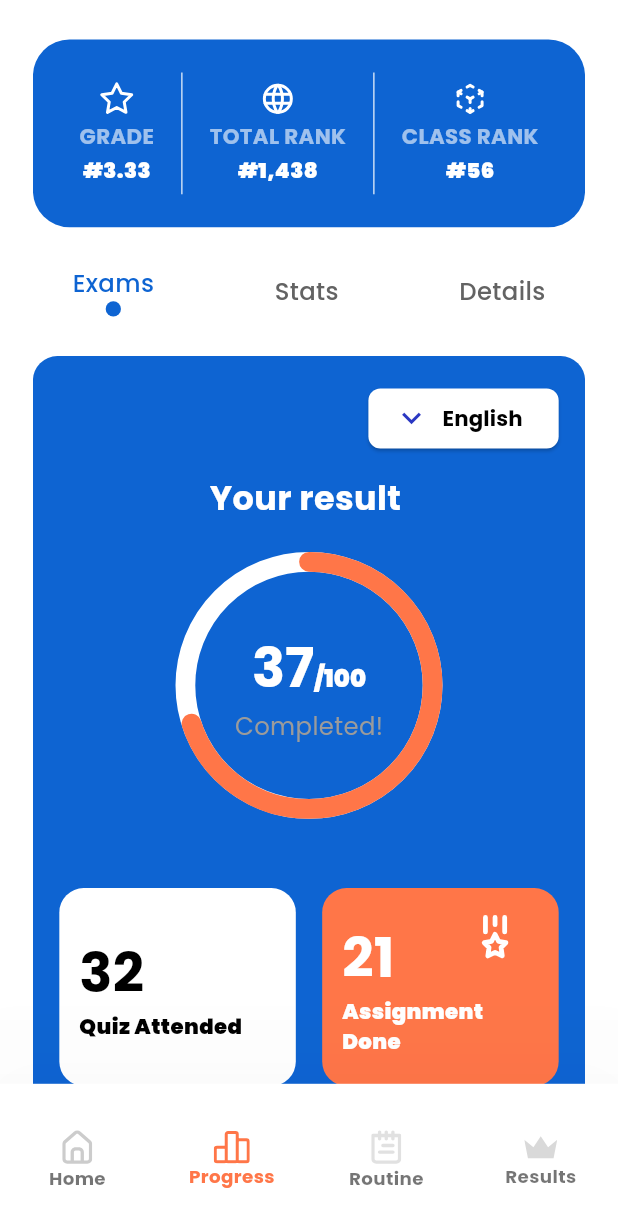
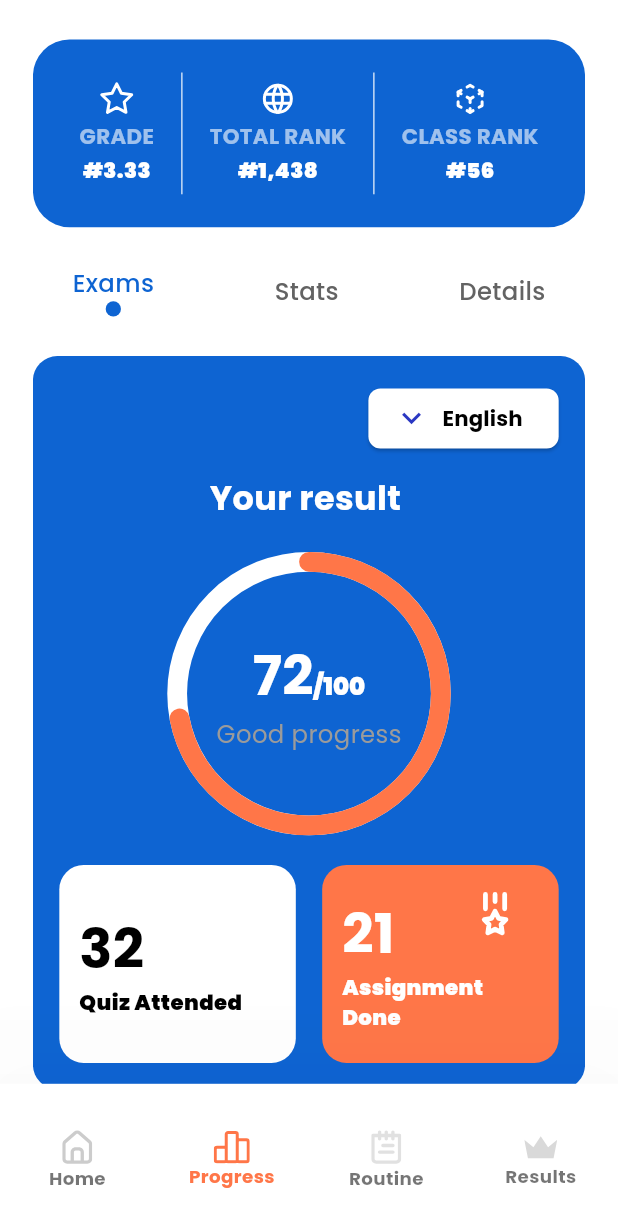
Before and after one commit to Ztrios/Learning-Management, a Flutter app: the BottomNavigationPage screen opened by its route, item 2 of the bottom bar chosen, on a phone screen of 412 x 824 dp. Shown: the top 1227 px of the screen. Run offline on Flutter 3.47's test engine with Material 3 defaults, Android fonts, the phone set to English and light mode, and no system bars; drawn by our look-alikes of toastification; our stand-ins replace awesome_notifications, dartz, dio, equatable, firebase_core, firebase_messaging and 13 more; accounts and stored records are empty; network calls fail.

Commit message:
:art:[Interface]: Progress indicator circle re usable widget and tween animation created.

```diff
--- a/lib/features/progress/presentation/widgets/card/exams_progress_card.dart
+++ b/lib/features/progress/presentation/widgets/card/exams_progress_card.dart
@@ -7,6 +7,8 @@ import 'package:learning_management/core/utils/ui_helpers/alignments.dart';
 import 'package:learning_management/core/utils/ui_helpers/paddings.dart';
 import 'package:learning_management/core/utils/ui_helpers/radius.dart';
 import 'package:learning_management/core/utils/ui_helpers/spacing.dart';
+
+import '../progress_indicator_circle.dart';
 
 class ExamsProgressCard extends StatelessWidget {
   const ExamsProgressCard({super.key});
@@ -33,8 +35,13 @@ class ExamsProgressCard extends StatelessWidget {
             ),
           ),
           gap24,
-          _ProgressIndicatorCircle(),
-          gap48,
+          ProgressIndicatorCircle(
+            percantage: 72,
+            message: "Good progress",
+            progressColor: AppColors.deepOrange,
+            isForExam: true,
+          ),
+          gap24,
           _StatsCards(),
         ],
       ),
@@ -65,55 +72,6 @@ class _LanguageDropdown extends StatelessWidget {
 }
 
 
-class _ProgressIndicatorCircle extends StatelessWidget {
-  @override
-  Widget build(BuildContext context) {
-    return Stack(
-      alignment: Alignment.center,
-      children: [
-        SizedBox(
-          width: 150.w,
-          height: 150.w,
-          child: CircularProgressIndicator(
-            value: 0.7,
-            strokeWidth: 12.w,
-            color: AppColors.deepOrange,
-            backgroundColor: Colors.white,
-            strokeCap: StrokeCap.round,
-          ),
-        ),
-        Column(
-          children: [
-            RichText(
-              text: TextSpan(
-                text: "37",
-                style: AppTextStyles.displaySmall.copyWith(
-                    fontWeight: FontWeight.bold,
-                    color: Colors.white
-                ),
-                children: [
-                  TextSpan(
-                    text: "/100",
-                    style: AppTextStyles.titleMedium.copyWith(
-                      fontWeight: FontWeight.w900,
-                      color: Colors.white,
-                    ),
-                  ),
-                ],
-              ),
-            ),
-            Text(
-              "Completed!",
-              style: AppTextStyles.bodyLarge.copyWith(
-                  color: AppColors.greyLight
-              ),
-            ),
-          ],
-        ),
-      ],
-    );
-  }
-}
 
 class _StatsCards extends StatelessWidget {
   @override
--- /dev/null
+++ b/lib/features/progress/presentation/widgets/progress_indicator_circle.dart
@@ -0,0 +1,72 @@
+import 'package:flutter/material.dart';
+import 'package:flutter_screenutil/flutter_screenutil.dart';
+import 'package:learning_management/core/utils/styles/app_colors.dart';
+import 'package:learning_management/core/utils/styles/app_text_styles.dart';
+
+class ProgressIndicatorCircle extends StatelessWidget {
+  final bool isForExam;
+  final int percantage;
+  final String message;
+  final Color progressColor;
+  const ProgressIndicatorCircle({
+    super.key,
+    required this.isForExam,
+    required this.percantage,
+    required this.message,
+    required this.progressColor
+  });
+
+  @override
+  Widget build(BuildContext context) {
+    return Stack(
+      alignment: Alignment.center,
+      children: [
+        SizedBox(
+          width: 160.w,
+          height: 160.w,
+          child: TweenAnimationBuilder(
+            tween: IntTween(begin: 0, end: percantage),
+            duration: Duration(seconds: 1),
+            builder: (context,value, child) {
+              return CircularProgressIndicator(
+                value: value / 100,
+                strokeWidth: 12.w,
+                color: progressColor,
+                backgroundColor: Colors.white,
+                strokeCap: StrokeCap.round,
+              );
+            },
+          ),
+        ),
+        Column(
+          children: [
+            RichText(
+              text: TextSpan(
+                text: percantage.toString(),
+                style: AppTextStyles.displaySmall.copyWith(
+                    fontWeight: FontWeight.bold,
+                    color: isForExam ? Colors.white : null
+                ),
+                children: [
+                  TextSpan(
+                    text: "/100",
+                    style: AppTextStyles.titleMedium.copyWith(
+                      fontWeight: FontWeight.w900,
+                      color: isForExam ? Colors.white : AppColors.textGrey,
+                    ),
+                  ),
+                ],
+              ),
+            ),
+            Text(
+              message,
+              style: AppTextStyles.bodyLarge.copyWith(
+                  color: AppColors.greyLight
+              ),
+            ),
+          ],
+        ),
+      ],
+    );
+  }
+}
```
Also changed, not shown: lib/features/progress/presentation/widgets/card/stats_progress_card.dart (+8 -45 lines).
